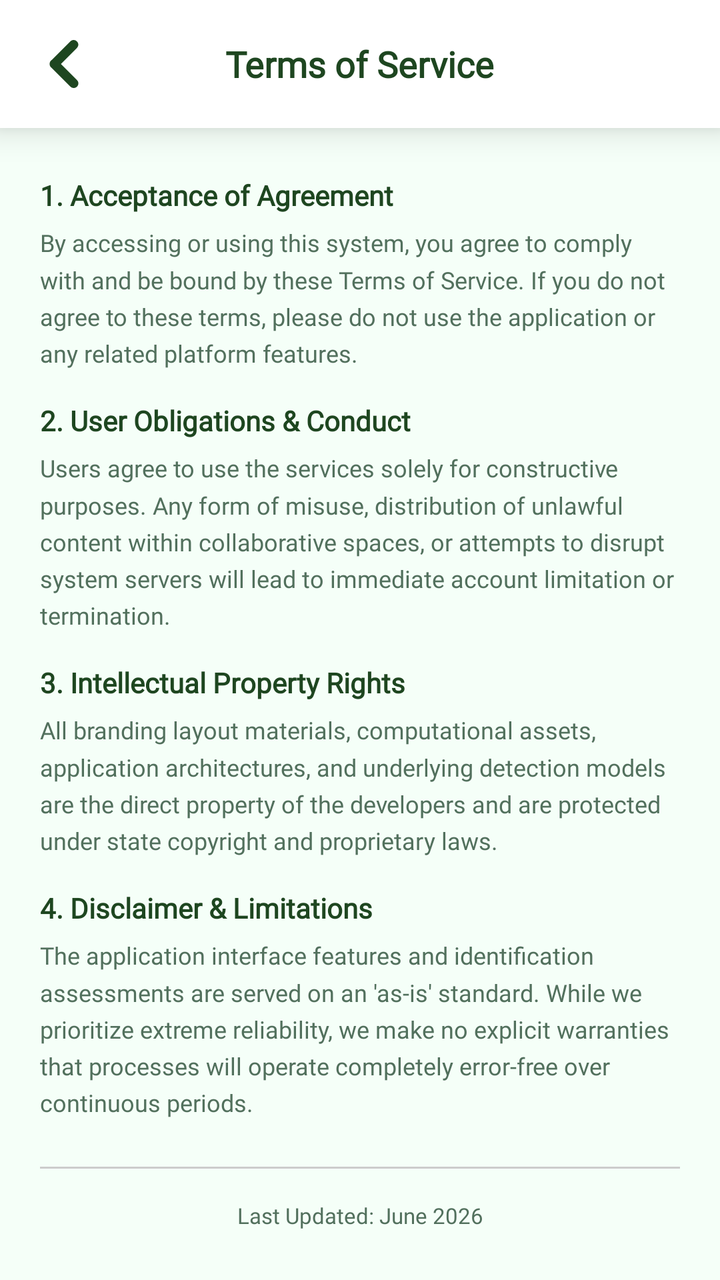
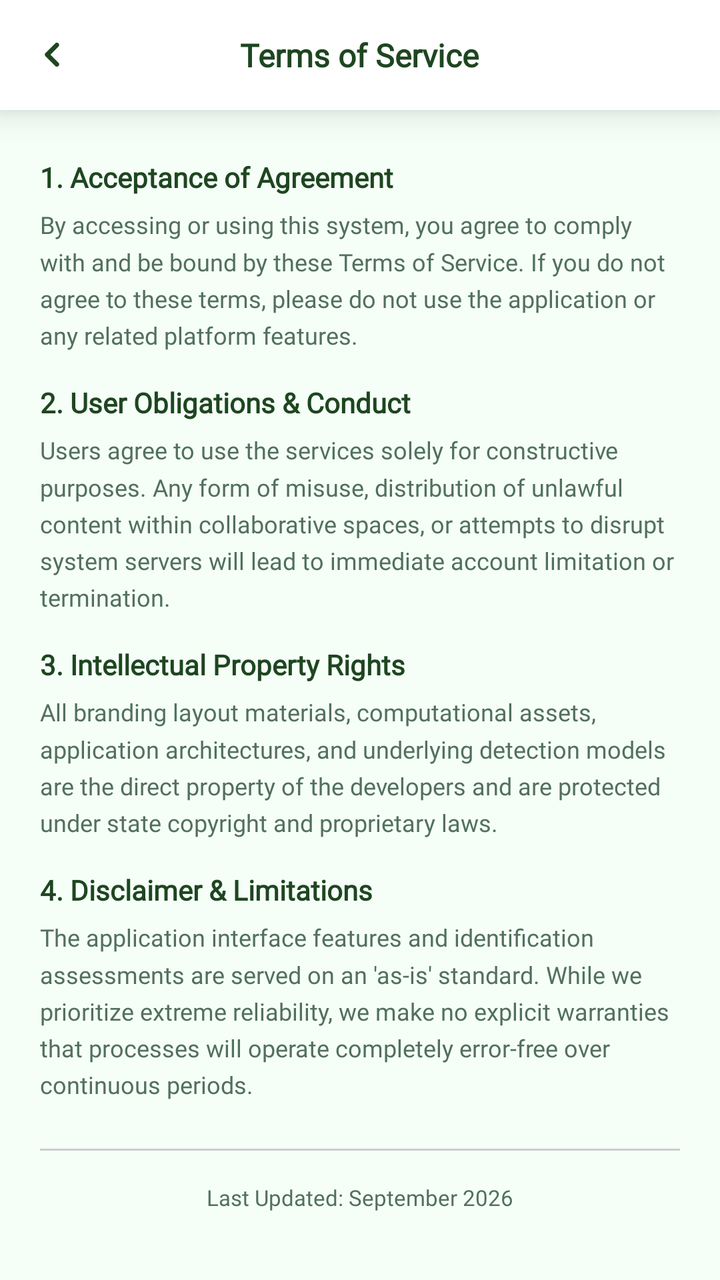

Before-and-after screenshots of an Android layout around one commit, followed by the original layout XML and the change that was made.
<!-- AndroidManifest.xml: application theme Theme.SmartGrow -->
<!-- res/layout/fragment_term_of_service.xml -->
<?xml version="1.0" encoding="utf-8"?>
<LinearLayout
    xmlns:android="http://schemas.android.com/apk/res/android"
    xmlns:app="http://schemas.android.com/apk/res-auto"
    xmlns:tools="http://schemas.android.com/tools"
    android:id="@+id/layout_terms_service"
    android:layout_width="match_parent"
    android:layout_height="match_parent"
    android:orientation="vertical"
    android:background="@color/app_background">

    
    <com.google.android.material.card.MaterialCardView
        android:layout_width="match_parent"
        android:layout_height="64dp"
        app:cardBackgroundColor="@color/card_background"
        app:cardCornerRadius="0dp"
        app:cardElevation="10dp"
        app:strokeWidth="0dp">

        <RelativeLayout
            android:layout_width="match_parent"
            android:layout_height="match_parent">

            
            <ImageView
                android:id="@+id/btn_back_terms"
                android:layout_width="48dp"
                android:layout_height="48dp"
                android:layout_alignParentStart="true"
                android:layout_centerVertical="true"
                android:layout_marginStart="8dp"
                android:background="?attr/selectableItemBackgroundBorderless"
                android:clickable="true"
                android:focusable="true"
                android:padding="12dp"
                android:src="@drawable/ic_back"
                app:tint="@color/primary_green"
                android:contentDescription="Go back" />

            
            <TextView
                android:id="@+id/tv_screen_title"
                android:layout_width="wrap_content"
                android:layout_height="wrap_content"
                android:layout_centerInParent="true"
                android:fontFamily="@font/inter_extrabold"
                android:text="Terms of Service"
                android:textColor="@color/primary_green"
                android:textSize="18sp"
                android:textStyle="bold" />

        </RelativeLayout>

    </com.google.android.material.card.MaterialCardView>

    
    <androidx.core.widget.NestedScrollView
        android:layout_width="match_parent"
        android:layout_height="0dp"
        android:layout_weight="1"
        android:fillViewport="true"
        android:overScrollMode="never"
        android:scrollbars="none">

        <LinearLayout
            android:layout_width="match_parent"
            android:layout_height="wrap_content"
            android:orientation="vertical"
            android:paddingStart="20dp"
            android:paddingEnd="20dp"
            android:paddingTop="24dp"
            android:paddingBottom="40dp">

            
            <TextView
                android:layout_width="match_parent"
                android:layout_height="wrap_content"
                android:layout_marginBottom="6dp"
                android:fontFamily="@font/inter_extrabold"
                android:text="1. Acceptance of Agreement"
                android:textColor="@color/profile_title_color"
                android:textSize="14sp"
                android:textStyle="bold" />

            <TextView
                android:layout_width="match_parent"
                android:layout_height="wrap_content"
                android:layout_marginBottom="16dp"
                android:fontFamily="@font/inter_semibold"
                android:lineSpacingMultiplier="1.3"
                android:text="By accessing or using this system, you agree to comply with and be bound by these Terms of Service. If you do not agree to these terms, please do not use the application or any related platform features."
                android:textColor="@color/text_secondary"
                android:textSize="12sp" />

            
            <TextView
                android:layout_width="match_parent"
                android:layout_height="wrap_content"
                android:layout_marginBottom="6dp"
                android:fontFamily="@font/inter_extrabold"
                android:text="2. User Obligations &amp; Conduct"
                android:textColor="@color/profile_title_color"
                android:textSize="14sp"
                android:textStyle="bold" />

            <TextView
                android:layout_width="match_parent"
                android:layout_height="wrap_content"
                android:layout_marginBottom="16dp"
                android:fontFamily="@font/inter_semibold"
                android:lineSpacingMultiplier="1.3"
                android:text="Users agree to use the services solely for constructive purposes. Any form of misuse, distribution of unlawful content within collaborative spaces, or attempts to disrupt system servers will lead to immediate account limitation or termination."
                android:textColor="@color/text_secondary"
                android:textSize="12sp" />

            
            <TextView
                android:layout_width="match_parent"
                android:layout_height="wrap_content"
                android:layout_marginBottom="6dp"
                android:fontFamily="@font/inter_extrabold"
                android:text="3. Intellectual Property Rights"
                android:textColor="@color/profile_title_color"
                android:textSize="14sp"
                android:textStyle="bold" />

            <TextView
                android:layout_width="match_parent"
                android:layout_height="wrap_content"
                android:layout_marginBottom="16dp"
                android:fontFamily="@font/inter_semibold"
                android:lineSpacingMultiplier="1.3"
                android:text="All branding layout materials, computational assets, application architectures, and underlying detection models are the direct property of the developers and are protected under state copyright and proprietary laws."
                android:textColor="@color/text_secondary"
                android:textSize="12sp" />

            
            <TextView
                android:layout_width="match_parent"
                android:layout_height="wrap_content"
                android:layout_marginBottom="6dp"
                android:fontFamily="@font/inter_extrabold"
                android:text="4. Disclaimer &amp; Limitations"
                android:textColor="@color/profile_title_color"
                android:textSize="14sp"
                android:textStyle="bold" />

            <TextView
                android:layout_width="match_parent"
                android:layout_height="wrap_content"
                android:layout_marginBottom="24dp"
                android:fontFamily="@font/inter_semibold"
                android:lineSpacingMultiplier="1.3"
                android:text="The application interface features and identification assessments are served on an 'as-is' standard. While we prioritize extreme reliability, we make no explicit warranties that processes will operate completely error-free over continuous periods."
                android:textColor="@color/text_secondary"
                android:textSize="12sp" />

            
            <View
                android:layout_width="match_parent"
                android:layout_height="1dp"
                android:layout_marginBottom="16dp"
                android:background="@color/divider" />

            
            <TextView
                android:layout_width="match_parent"
                android:layout_height="wrap_content"
                android:fontFamily="@font/inter_semibold"
                android:text="Last Updated: June 2026"
                android:textAlignment="center"
                android:textColor="@color/text_secondary"
                android:textSize="11sp" />

        </LinearLayout>

    </androidx.core.widget.NestedScrollView>

</LinearLayout>
<!-- resources referenced by this layout -->
<resources>
  <color name="app_background">#F5FFF8</color>
  <color name="card_background">#FFFFFF</color>
  <color name="divider">#CCCCCC</color>
  <color name="primary_green">#1e4620</color>
  <color name="profile_title_color">#1e4620</color>
  <color name="text_secondary">#52705D</color>
  <!-- drawable ic_back (drawable) -->
  <vector xmlns:android="http://schemas.android.com/apk/res/android"
      android:width="512dp"
      android:height="512dp"
      android:viewportWidth="512"
      android:viewportHeight="512">
    <path
        android:pathData="M353.56,0.08C357.11,0.08 360.66,0.08 364.22,0.08C367.19,1.92 374.58,2.14 378.56,4.11C393.52,11.5 404.28,23.82 407.7,40.46C414.26,72.47 386.01,92.33 366.38,112.23C334.11,144.95 301.48,177.34 268.9,209.75C258.82,219.77 248.74,229.81 238.73,239.91C233.63,245.06 227.91,249.93 223.3,255.53C228.34,261.95 235.03,267.53 240.83,273.29C251.85,284.23 262.79,295.27 273.78,306.24C304.6,336.98 335.02,368.15 366.11,398.6C372.57,404.93 378.91,411.37 385.28,417.77C400.7,433.28 412.97,447.13 408.61,471.07C405.55,487.85 394.47,500.51 379.48,507.87C375.55,509.8 368.01,510.1 365.13,511.92C361.58,511.92 358.03,511.92 354.48,511.92C352.39,510.58 348.57,510.58 346.03,509.88C341.29,508.57 336.65,506.39 332.46,503.79C324.57,498.91 318.22,490.86 311.69,484.36C299.66,472.39 287.73,460.31 275.69,448.35C237.53,410.45 199.54,372.38 161.6,334.26C150.65,323.25 139.59,312.33 128.65,301.3C124.81,297.43 120.03,294.72 116.33,290.7C107.37,280.97 102.73,268.77 102.71,255.53C102.7,242.34 107.38,230.05 116.33,220.36C120.03,216.35 124.82,213.64 128.65,209.76C139.26,199.03 150,188.42 160.67,177.74C198.7,139.71 236.5,101.45 274.77,63.66C286.84,51.74 298.7,39.59 310.77,27.66C317.31,21.21 323.51,13.41 331.28,8.4C335.5,5.68 340.28,3.48 345.11,2.13C347.63,1.42 351.5,1.44 353.56,0.08Z"
        android:strokeLineJoin="round"
        android:strokeWidth="0.25"
        android:fillColor="#000000"
        android:fillType="evenOdd"
        android:strokeColor="#000000"/>
  </vector>
  <style name="Theme.SmartGrow" parent="Base.Theme.SmartGrow" />
  <style name="Base.Theme.SmartGrow" parent="Theme.Material3.DayNight.NoActionBar">
          <item name="android:windowBackground">@color/app_background</item>
          <item name="android:windowDisablePreview">true</item>
  
          
          <item name="android:statusBarColor">@color/app_background</item>
          <item name="android:windowLightStatusBar">true</item>
  
          
          <item name="android:navigationBarColor">@color/app_background</item>
          <item name="android:windowLightNavigationBar" ns0:targetApi="o_mr1">true</item>
  
          <item name="android:windowDrawsSystemBarBackgrounds">true</item>
          <item name="android:windowTranslucentStatus">false</item>
          <item name="android:windowTranslucentNavigation">false</item>
  
          
          <item name="popupMenuStyle">@style/ModernPopupMenuStyle</item>
      </style>
  <style name="ModernPopupMenuStyle" parent="Widget.Material3.PopupMenu">
          <item name="android:popupBackground">@android:color/white</item>
      </style>
</resources>

<!-- the commit's change to res/layout/fragment_term_of_service.xml (unified diff, before → after) -->
@@ -12,7 +12,7 @@
     
     <com.google.android.material.card.MaterialCardView
         android:layout_width="match_parent"
-        android:layout_height="64dp"
+        android:layout_height="55dp"
         app:cardBackgroundColor="@color/card_background"
         app:cardCornerRadius="0dp"
         app:cardElevation="10dp"
@@ -25,8 +25,8 @@
             
             <ImageView
                 android:id="@+id/btn_back_terms"
-                android:layout_width="48dp"
-                android:layout_height="48dp"
+                android:layout_width="36dp"
+                android:layout_height="36dp"
                 android:layout_alignParentStart="true"
                 android:layout_centerVertical="true"
                 android:layout_marginStart="8dp"
@@ -47,7 +47,7 @@
                 android:fontFamily="@font/inter_extrabold"
                 android:text="Terms of Service"
                 android:textColor="@color/primary_green"
-                android:textSize="18sp"
+                android:textSize="16sp"
                 android:textStyle="bold" />
 
         </RelativeLayout>
@@ -168,7 +168,7 @@
                 android:layout_width="match_parent"
                 android:layout_height="wrap_content"
                 android:fontFamily="@font/inter_semibold"
-                android:text="Last Updated: June 2026"
+                android:text="Last Updated: September 2026"
                 android:textAlignment="center"
                 android:textColor="@color/text_secondary"
                 android:textSize="11sp" />
